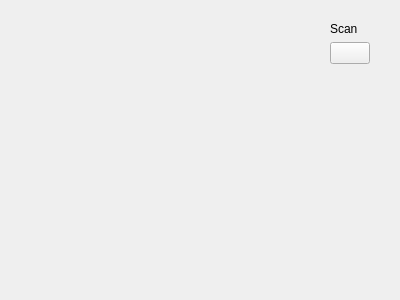
analogdevicesinc/scopy, file core/ui/scopyhomepage.ui: the form before one commit.
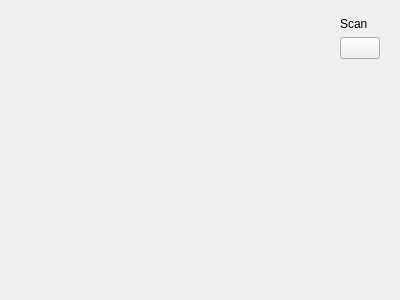
The form after the commit. Custom widgets are drawn as their Qt base class.

```diff
--- a/core/ui/scopyhomepage.ui
+++ b/core/ui/scopyhomepage.ui
@@ -36,16 +36,16 @@
        <number>10</number>
       </property>
       <property name="leftMargin">
-       <number>20</number>
+       <number>10</number>
       </property>
       <property name="topMargin">
-       <number>20</number>
+       <number>10</number>
       </property>
       <property name="rightMargin">
-       <number>20</number>
+       <number>10</number>
       </property>
       <property name="bottomMargin">
-       <number>20</number>
+       <number>10</number>
       </property>
       <item>
        <widget class="QWidget" name="horizontalLayout_2" native="true">
@@ -82,20 +82,20 @@
          <item>
           <widget class="QWidget" name="scanContainer" native="true">
            <property name="sizePolicy">
-            <sizepolicy hsizetype="Fixed" vsizetype="Expanding">
+            <sizepolicy hsizetype="Fixed" vsizetype="Preferred">
              <horstretch>0</horstretch>
              <verstretch>0</verstretch>
             </sizepolicy>
            </property>
-           <layout class="QVBoxLayout" name="verticalLayout_2">
+           <layout class="QVBoxLayout" name="verticalLayout_2" stretch="0,0,1">
             <property name="sizeConstraint">
-             <enum>QLayout::SizeConstraint::SetFixedSize</enum>
+             <enum>QLayout::SizeConstraint::SetMaximumSize</enum>
             </property>
             <property name="leftMargin">
              <number>0</number>
             </property>
             <property name="topMargin">
-             <number>1</number>
+             <number>6</number>
             </property>
             <property name="rightMargin">
              <number>1</number>
@@ -129,6 +129,19 @@
               </property>
              </widget>
             </item>
+            <item>
+             <spacer name="verticalSpacer">
+              <property name="orientation">
+               <enum>Qt::Orientation::Vertical</enum>
+              </property>
+              <property name="sizeHint" stdset="0">
+               <size>
+                <width>20</width>
+                <height>40</height>
+               </size>
+              </property>
+             </spacer>
+            </item>
            </layout>
           </widget>
          </item>
```
